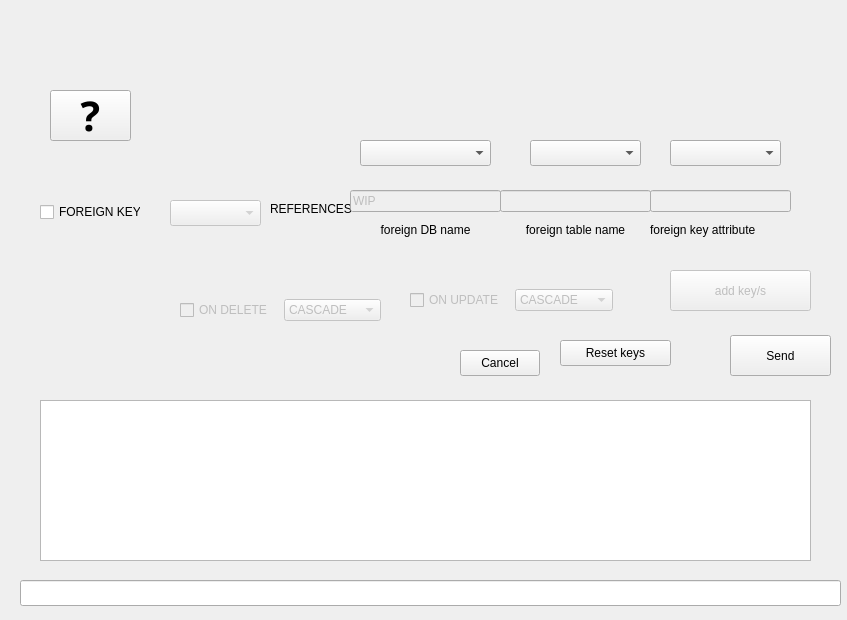
This is create_table_constructor.ui in TiReks33/adb-explorer as Qt 5 draws it before an edit. The edited form follows.
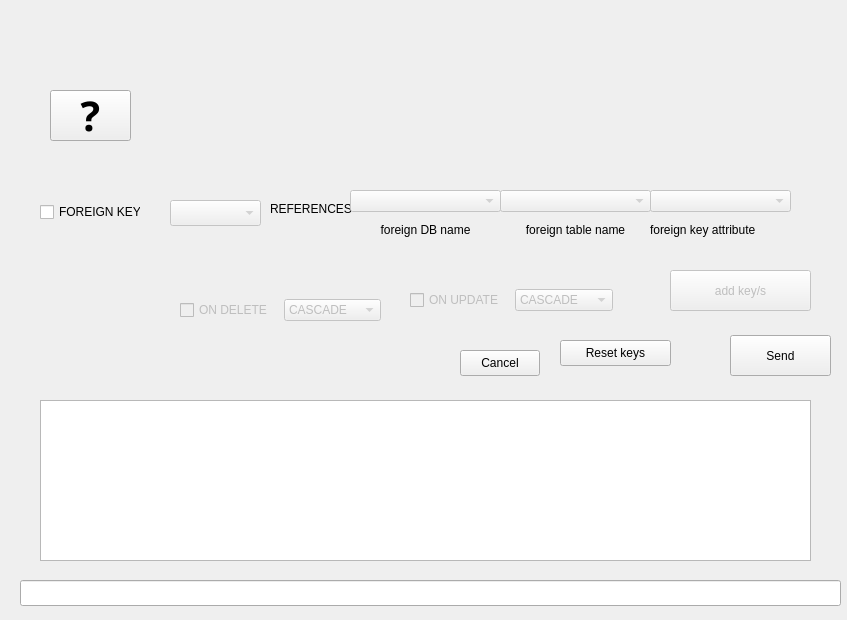
This is the edited form.

Commit message: 18 -- Table constructor ready;;

```diff
--- a/create_table_constructor.ui
+++ b/create_table_constructor.ui
@@ -452,7 +452,7 @@
     </property>
     <layout class="QVBoxLayout" name="verticalLayout">
      <item>
-      <widget class="QLineEdit" name="ref_table_line_2">
+      <widget class="QComboBox" name="ref_table_comboBox_2">
        <property name="enabled">
         <bool>false</bool>
        </property>
@@ -481,7 +481,7 @@
     </property>
     <layout class="QVBoxLayout" name="verticalLayout_2">
      <item>
-      <widget class="QLineEdit" name="ref_key_line_2">
+      <widget class="QComboBox" name="ref_key_comboBox_2">
        <property name="enabled">
         <bool>false</bool>
        </property>
@@ -699,13 +699,10 @@
     </property>
     <layout class="QVBoxLayout" name="verticalLayout_3">
      <item>
-      <widget class="QLineEdit" name="ref_DB_line_2">
+      <widget class="QComboBox" name="ref_DB_comboBox_2">
        <property name="enabled">
         <bool>false</bool>
        </property>
-       <property name="text">
-        <string>WIP</string>
-       </property>
       </widget>
      </item>
      <item>
@@ -720,36 +717,6 @@
      </item>
     </layout>
    </widget>
-   <widget class="QComboBox" name="ref_DB_comboBox_2">
-    <property name="geometry">
-     <rect>
-      <x>360</x>
-      <y>140</y>
-      <width>131</width>
-      <height>26</height>
-     </rect>
-    </property>
-   </widget>
-   <widget class="QComboBox" name="ref_table_comboBox_2">
-    <property name="geometry">
-     <rect>
-      <x>530</x>
-      <y>140</y>
-      <width>111</width>
-      <height>26</height>
-     </rect>
-    </property>
-   </widget>
-   <widget class="QComboBox" name="ref_key_comboBox_2">
-    <property name="geometry">
-     <rect>
-      <x>670</x>
-      <y>140</y>
-      <width>111</width>
-      <height>26</height>
-     </rect>
-    </property>
-   </widget>
   </widget>
  </widget>
  <resources/>
```
The commit also changes 6 other files.
